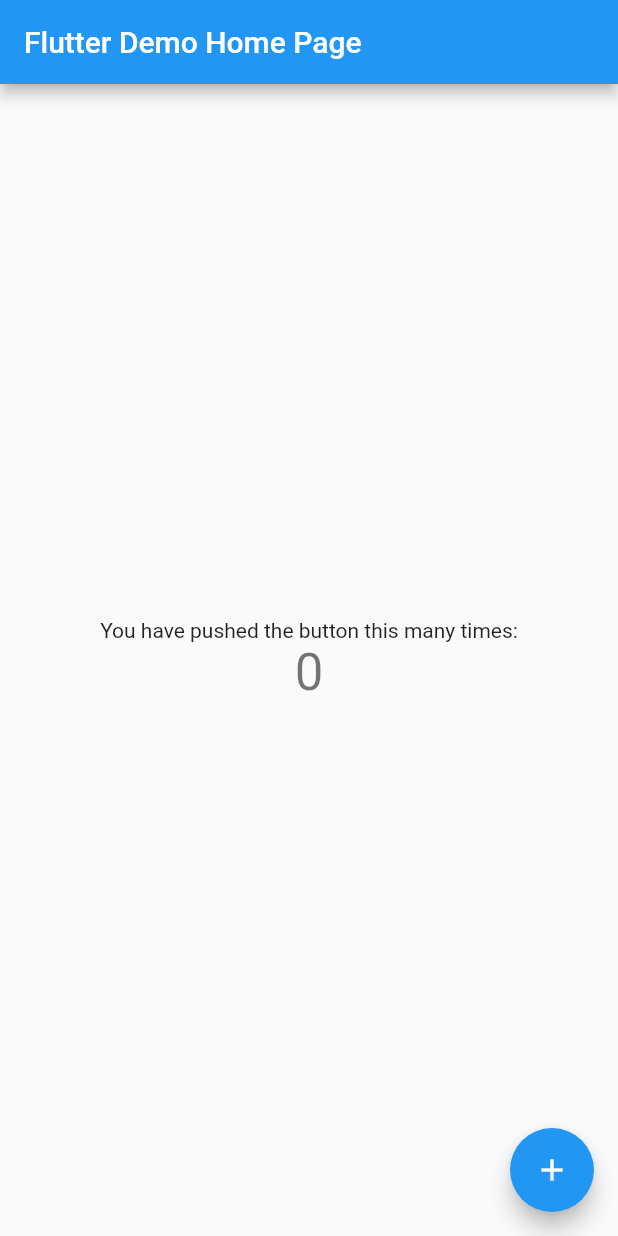
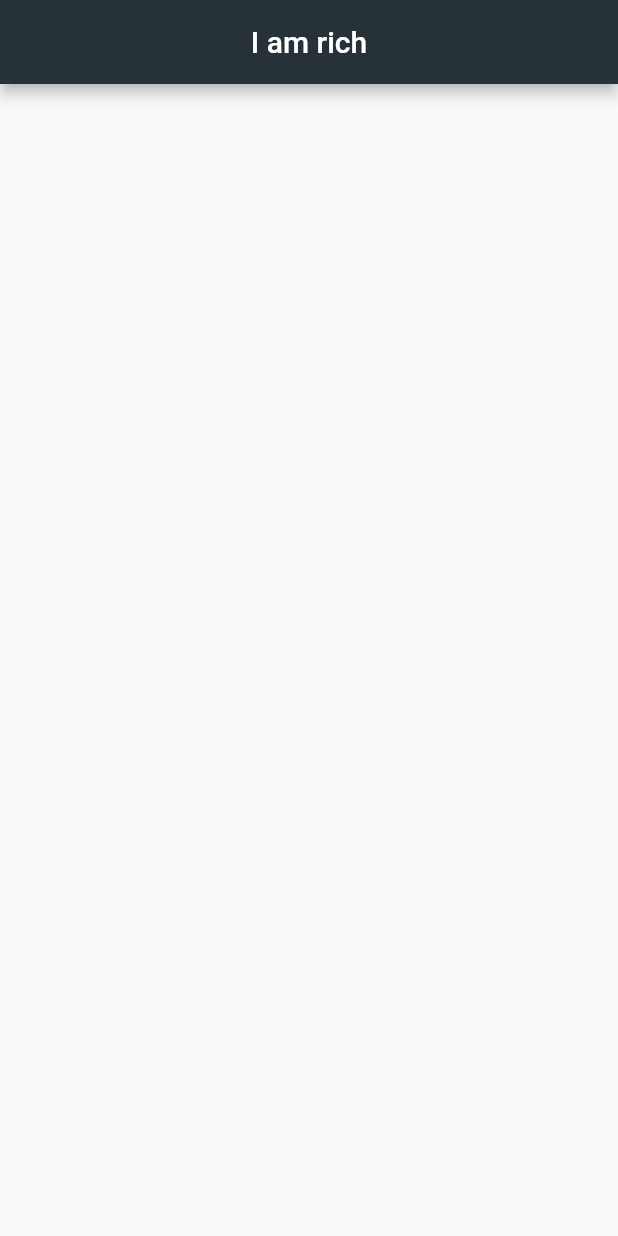
Before and after one commit to fabricio-garcia/i-am-rich-flutter, a Flutter app: the screen it shows after launch, on a phone screen of 412 x 824 dp. Run offline on Flutter 3.47's test engine with Material 2 defaults, Android fonts, the phone set to English and light mode, and no system bars.

Commit message:
Add AppBar widget

```diff
--- a/lib/main.dart
+++ b/lib/main.dart
@@ -1,117 +1,13 @@
 import 'package:flutter/material.dart';
 
 void main() {
-  runApp(MyApp());
+  runApp(MaterialApp(
+    home: Scaffold(
+      appBar: AppBar(
+        title: Text('I am rich'),
+        centerTitle: true,
+        backgroundColor: Colors.blueGrey[900],
+      ),
+    ),
+  ));
 }
-
-class MyApp extends StatelessWidget {
-  // This widget is the root of your application.
-  @override
-  Widget build(BuildContext context) {
-    return MaterialApp(
-      title: 'Flutter Demo',
-      theme: ThemeData(
-        // This is the theme of your application.
-        //
-        // Try running your application with "flutter run". You'll see the
-        // application has a blue toolbar. Then, without quitting the app, try
-        // changing the primarySwatch below to Colors.green and then invoke
-        // "hot reload" (press "r" in the console where you ran "flutter run",
-        // or simply save your changes to "hot reload" in a Flutter IDE).
-        // Notice that the counter didn't reset back to zero; the application
-        // is not restarted.
-        primarySwatch: Colors.blue,
-        // This makes the visual density adapt to the platform that you run
-        // the app on. For desktop platforms, the controls will be smaller and
-        // closer together (more dense) than on mobile platforms.
-        visualDensity: VisualDensity.adaptivePlatformDensity,
-      ),
-      home: MyHomePage(title: 'Flutter Demo Home Page'),
-    );
-  }
-}
-
-class MyHomePage extends StatefulWidget {
-  MyHomePage({Key key, this.title}) : super(key: key);
-
-  // This widget is the home page of your application. It is stateful, meaning
-  // that it has a State object (defined below) that contains fields that affect
-  // how it looks.
-
-  // This class is the configuration for the state. It holds the values (in this
-  // case the title) provided by the parent (in this case the App widget) and
-  // used by the build method of the State. Fields in a Widget subclass are
-  // always marked "final".
-
-  final String title;
-
-  @override
-  _MyHomePageState createState() => _MyHomePageState();
-}
-
-class _MyHomePageState extends State<MyHomePage> {
-  int _counter = 0;
-
-  void _incrementCounter() {
-    setState(() {
-      // This call to setState tells the Flutter framework that something has
-      // changed in this State, which causes it to rerun the build method below
-      // so that the display can reflect the updated values. If we changed
-      // _counter without calling setState(), then the build method would not be
-      // called again, and so nothing would appear to happen.
-      _counter++;
-    });
-  }
-
-  @override
-  Widget build(BuildContext context) {
-    // This method is rerun every time setState is called, for instance as done
-    // by the _incrementCounter method above.
-    //
-    // The Flutter framework has been optimized to make rerunning build methods
-    // fast, so that you can just rebuild anything that needs updating rather
-    // than having to individually change instances of widgets.
-    return Scaffold(
-      appBar: AppBar(
-        // Here we take the value from the MyHomePage object that was created by
-        // the App.build method, and use it to set our appbar title.
-        title: Text(widget.title),
-      ),
-      body: Center(
-        // Center is a layout widget. It takes a single child and positions it
-        // in the middle of the parent.
-        child: Column(
-          // Column is also a layout widget. It takes a list of children and
-          // arranges them vertically. By default, it sizes itself to fit its
-          // children horizontally, and tries to be as tall as its parent.
-          //
-          // Invoke "debug painting" (press "p" in the console, choose the
-          // "Toggle Debug Paint" action from the Flutter Inspector in Android
-          // Studio, or the "Toggle Debug Paint" command in Visual Studio Code)
-          // to see the wireframe for each widget.
-          //
-          // Column has various properties to control how it sizes itself and
-          // how it positions its children. Here we use mainAxisAlignment to
-          // center the children vertically; the main axis here is the vertical
-          // axis because Columns are vertical (the cross axis would be
-          // horizontal).
-          mainAxisAlignment: MainAxisAlignment.center,
-          children: <Widget>[
-            Text(
-              'You have pushed the button this many times:',
-            ),
-            Text(
-              '$_counter',
-              style: Theme.of(context).textTheme.headline4,
-            ),
-          ],
-        ),
-      ),
-      floatingActionButton: FloatingActionButton(
-        onPressed: _incrementCounter,
-        tooltip: 'Increment',
-        child: Icon(Icons.add),
-      ), // This trailing comma makes auto-formatting nicer for build methods.
-    );
-  }
-}
```
